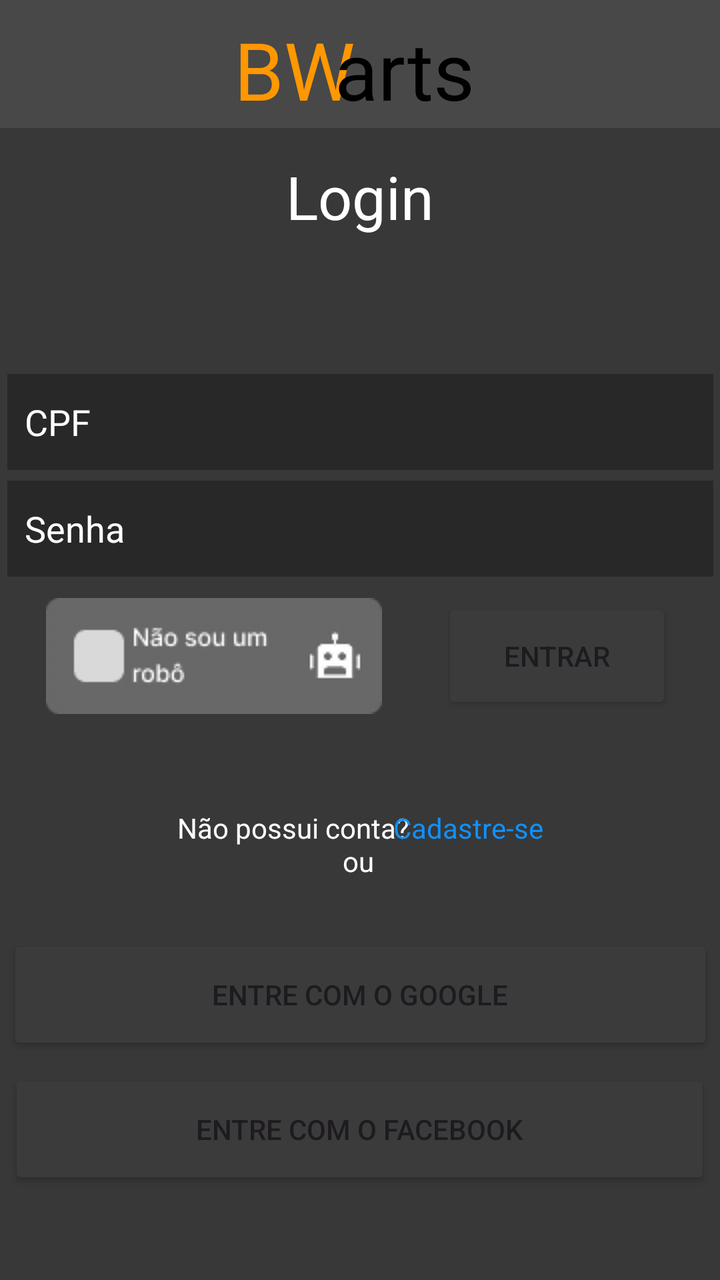
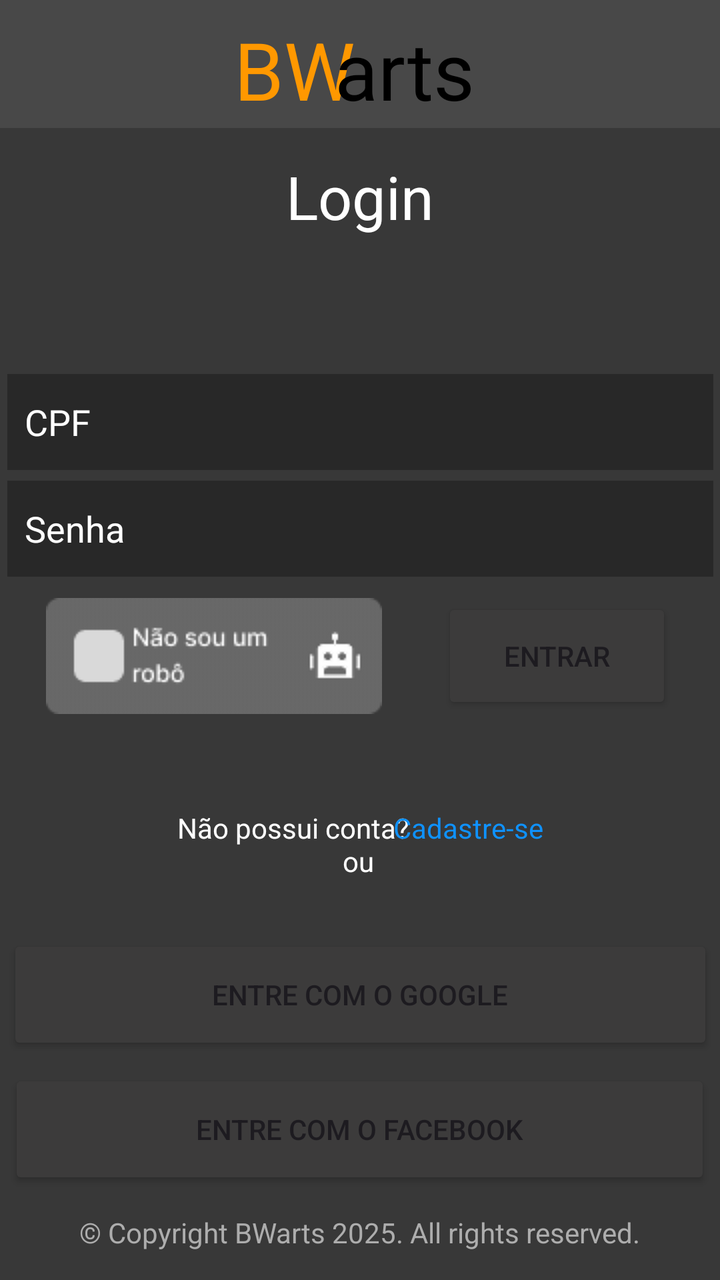

Compare the two renders of this Android layout. The source of the first and the diff that turns it into the second are given below.
<!-- AndroidManifest.xml: activity theme Theme.BWartsMaker -->
<!-- res/layout/login.xml -->
<?xml version="1.0" encoding="utf-8"?>
<androidx.constraintlayout.widget.ConstraintLayout xmlns:android="http://schemas.android.com/apk/res/android"
    xmlns:app="http://schemas.android.com/apk/res-auto"
    xmlns:tools="http://schemas.android.com/tools"
    android:id="@+id/main"
    android:layout_width="match_parent"
    android:layout_height="match_parent"
    android:background="#FA353535"
    tools:context=".LoginActivity" >

    <Button
        android:id="@+id/entreGoogleBotao2"
        android:layout_width="353dp"
        android:layout_height="60dp"
        android:backgroundTint="#3C3B3B"
        android:text="Entre com o Google"
        app:layout_constraintBottom_toBottomOf="parent"
        app:layout_constraintEnd_toEndOf="parent"
        app:layout_constraintStart_toStartOf="parent"
        app:layout_constraintTop_toTopOf="parent"
        app:layout_constraintVertical_bias="0.806"
        app:strokeColor="#FFFFFF"
        app:strokeWidth="1.5dp" />

    <ImageView
        android:id="@+id/googleCadastro2"
        android:layout_width="wrap_content"
        android:layout_height="wrap_content"
        android:contentDescription="Logo do google"
        app:layout_constraintBottom_toBottomOf="parent"
        app:layout_constraintEnd_toEndOf="parent"
        app:layout_constraintHorizontal_bias="0.152"
        app:layout_constraintStart_toStartOf="parent"
        app:layout_constraintTop_toTopOf="parent"
        app:layout_constraintVertical_bias="0.791"
        app:srcCompat="@drawable/google" />

    <Button
        android:id="@+id/entreFacebookBotao2"
        android:layout_width="351dp"
        android:layout_height="60dp"
        android:backgroundTint="#3C3B3B"
        android:text="Entre com o Facebook"
        app:layout_constraintBottom_toBottomOf="parent"
        app:layout_constraintEnd_toEndOf="parent"
        app:layout_constraintHorizontal_bias="0.483"
        app:layout_constraintStart_toStartOf="parent"
        app:layout_constraintTop_toTopOf="parent"
        app:layout_constraintVertical_bias="0.922"
        app:strokeColor="#FFFFFF"
        app:strokeWidth="1.5dp" />

    <TextView
        android:id="@+id/naoPossuiContaLogin"
        android:layout_width="wrap_content"
        android:layout_height="wrap_content"
        android:text="Não possui conta?"
        android:textColor="#FFFFFF"
        app:layout_constraintBottom_toBottomOf="parent"
        app:layout_constraintEnd_toEndOf="parent"
        app:layout_constraintHorizontal_bias="0.364"
        app:layout_constraintStart_toStartOf="parent"
        app:layout_constraintTop_toTopOf="parent"
        app:layout_constraintVertical_bias="0.651" />

    <TextView
        android:id="@+id/ouLogin"
        android:layout_width="wrap_content"
        android:layout_height="wrap_content"
        android:text="ou"
        android:textColor="#FFFFFF"
        app:layout_constraintBottom_toBottomOf="parent"
        app:layout_constraintEnd_toEndOf="parent"
        app:layout_constraintHorizontal_bias="0.498"
        app:layout_constraintStart_toStartOf="parent"
        app:layout_constraintTop_toTopOf="parent"
        app:layout_constraintVertical_bias="0.678" />

    <TextView
        android:id="@+id/cadastreLogin"
        android:layout_width="wrap_content"
        android:layout_height="wrap_content"
        android:text="Cadastre-se"
        android:textColor="#0F92FF"
        app:layout_constraintBottom_toBottomOf="parent"
        app:layout_constraintEnd_toEndOf="parent"
        app:layout_constraintHorizontal_bias="0.69"
        app:layout_constraintStart_toStartOf="parent"
        app:layout_constraintTop_toTopOf="parent"
        app:layout_constraintVertical_bias="0.651" />

    <Button
        android:id="@+id/botaoEntrar"
        android:layout_width="115dp"
        android:layout_height="58dp"
        android:backgroundTint="#3C3B3B"
        android:backgroundTintMode="src_in"
        android:text="Entrar"
        app:cornerRadius="10dp"
        app:layout_constraintBottom_toBottomOf="parent"
        app:layout_constraintEnd_toEndOf="parent"
        app:layout_constraintHorizontal_bias="0.902"
        app:layout_constraintStart_toStartOf="parent"
        app:layout_constraintTop_toTopOf="parent"
        app:layout_constraintVertical_bias="0.514"
        app:strokeColor="#FF9800"
        app:strokeWidth="2dp" />

    <EditText
        android:id="@+id/senhaLogin"
        android:layout_width="353dp"
        android:layout_height="48dp"
        android:background="#282828"
        android:ems="10"
        android:hint="  Senha"
        android:inputType="textEmailAddress"
        android:password="true"
        android:textColorHint="#FFFFFF"
        app:layout_constraintBottom_toBottomOf="parent"
        app:layout_constraintEnd_toEndOf="parent"
        app:layout_constraintStart_toStartOf="parent"
        app:layout_constraintTop_toTopOf="parent"
        app:layout_constraintVertical_bias="0.406" />

    <EditText
        android:id="@+id/userLogin"
        android:layout_width="353dp"
        android:layout_height="48dp"
        android:background="#282828"
        android:ems="10"
        android:hint="  CPF"
        android:inputType="text"
        android:textColorHint="#FFFFFF"
        app:layout_constraintBottom_toBottomOf="parent"
        app:layout_constraintEnd_toEndOf="parent"
        app:layout_constraintStart_toStartOf="parent"
        app:layout_constraintTop_toTopOf="parent"
        app:layout_constraintVertical_bias="0.316" />

    <TextView
        android:id="@+id/titulo_login"
        android:layout_width="wrap_content"
        android:layout_height="wrap_content"
        android:text="Login"
        android:textColor="#FFFFFF"
        android:textSize="30sp"
        app:layout_constraintBottom_toBottomOf="parent"
        app:layout_constraintEnd_toEndOf="parent"
        app:layout_constraintStart_toStartOf="parent"
        app:layout_constraintTop_toTopOf="parent"
        app:layout_constraintVertical_bias="0.13" />

    <androidx.appcompat.widget.Toolbar
        android:id="@+id/toolbar"
        android:layout_width="0dp"
        android:layout_height="wrap_content"
        android:background="#FA494949"
        android:minHeight="?attr/actionBarSize"
        android:theme="?attr/actionBarTheme"
        app:layout_constraintBottom_toBottomOf="parent"
        app:layout_constraintEnd_toEndOf="parent"
        app:layout_constraintStart_toStartOf="parent"
        app:layout_constraintTop_toTopOf="parent"
        app:layout_constraintVertical_bias="0.0" />

    <TextView
        android:id="@+id/bw_login"
        android:layout_width="wrap_content"
        android:layout_height="wrap_content"
        android:layout_marginTop="8dp"
        android:text="@string/BW"
        android:textColor="#FF9800"
        android:textSize="40sp"
        app:layout_constraintBottom_toBottomOf="@+id/header"
        app:layout_constraintEnd_toEndOf="parent"
        app:layout_constraintHorizontal_bias="0.39"
        app:layout_constraintStart_toStartOf="parent"
        app:layout_constraintTop_toTopOf="parent"
        app:layout_constraintVertical_bias="1.0" />

    <TextView
        android:id="@+id/arts_login"
        android:layout_width="wrap_content"
        android:layout_height="wrap_content"
        android:layout_marginTop="8dp"
        android:text="@string/arts"
        android:textColor="#000000"
        android:textSize="40sp"
        app:layout_constraintEnd_toEndOf="parent"
        app:layout_constraintHorizontal_bias="0.577"
        app:layout_constraintStart_toStartOf="parent"
        app:layout_constraintTop_toTopOf="parent" />

    <ImageView
        android:id="@+id/captchaLogin"
        android:layout_width="wrap_content"
        android:layout_height="wrap_content"
        app:layout_constraintBottom_toBottomOf="parent"
        app:layout_constraintEnd_toEndOf="parent"
        app:layout_constraintHorizontal_bias="0.119"
        app:layout_constraintStart_toStartOf="parent"
        app:layout_constraintTop_toTopOf="parent"
        app:layout_constraintVertical_bias="0.514"
        app:srcCompat="@drawable/captcha" />

    <ImageView
        android:id="@+id/imageView2"
        android:layout_width="wrap_content"
        android:layout_height="wrap_content"
        android:contentDescription="@string/bottom_sheet_behavior"
        app:layout_constraintBottom_toBottomOf="parent"
        app:layout_constraintEnd_toEndOf="parent"
        app:layout_constraintHorizontal_bias="0.174"
        app:layout_constraintStart_toStartOf="parent"
        app:layout_constraintTop_toTopOf="parent"
        app:layout_constraintVertical_bias="0.899"
        app:srcCompat="@drawable/facebook" />

    <TextView
        android:id="@+id/textView8"
        android:layout_width="wrap_content"
        android:layout_height="wrap_content"
        android:textColor="#FFFFFF"
        app:layout_constraintBottom_toBottomOf="parent"
        app:layout_constraintEnd_toEndOf="parent"
        app:layout_constraintHorizontal_bias="0.07"
        app:layout_constraintStart_toStartOf="parent"
        app:layout_constraintTop_toTopOf="parent"
        app:layout_constraintVertical_bias="0.595" />
</androidx.constraintlayout.widget.ConstraintLayout>
<!-- resources referenced by this layout -->
<resources>
  <!-- drawable captcha: png bitmap (drawable, 2496 bytes) -->
  <!-- drawable facebook: png bitmap (drawable, 757 bytes) -->
  <!-- drawable google: png bitmap (drawable, 1702 bytes) -->
  <string name="BW">BW</string>
  <string name="arts">arts</string>
  <style name="Theme.BWartsMaker" parent="Base.Theme.BWartsMaker" />
  <style name="Base.Theme.BWartsMaker" parent="Theme.Material3.DayNight.NoActionBar">
          
          
      </style>
</resources>

<!-- the commit's change to res/layout/login.xml (unified diff, before → after) -->
@@ -7,6 +7,19 @@
     android:layout_height="match_parent"
     android:background="#FA353535"
     tools:context=".LoginActivity" >
+
+    <TextView
+        android:id="@+id/direitosCadastro2"
+        android:layout_width="wrap_content"
+        android:layout_height="wrap_content"
+        android:text="@string/copyright"
+        android:textColor="#ADADAD"
+        app:layout_constraintBottom_toBottomOf="parent"
+        app:layout_constraintEnd_toEndOf="parent"
+        app:layout_constraintHorizontal_bias="0.496"
+        app:layout_constraintStart_toStartOf="parent"
+        app:layout_constraintTop_toTopOf="parent"
+        app:layout_constraintVertical_bias="0.977" />
 
     <Button
         android:id="@+id/entreGoogleBotao2"
<!-- resource entries referenced after the edit -->
@@ -5,6 +5,7 @@
   <!-- drawable google: png bitmap (drawable, 1702 bytes) -->
   <string name="BW">BW</string>
   <string name="arts">arts</string>
+  <string name="copyright">© Copyright BWarts 2025. All rights reserved.</string>
   <style name="Theme.BWartsMaker" parent="Base.Theme.BWartsMaker" />
   <style name="Base.Theme.BWartsMaker" parent="Theme.Material3.DayNight.NoActionBar">
           
